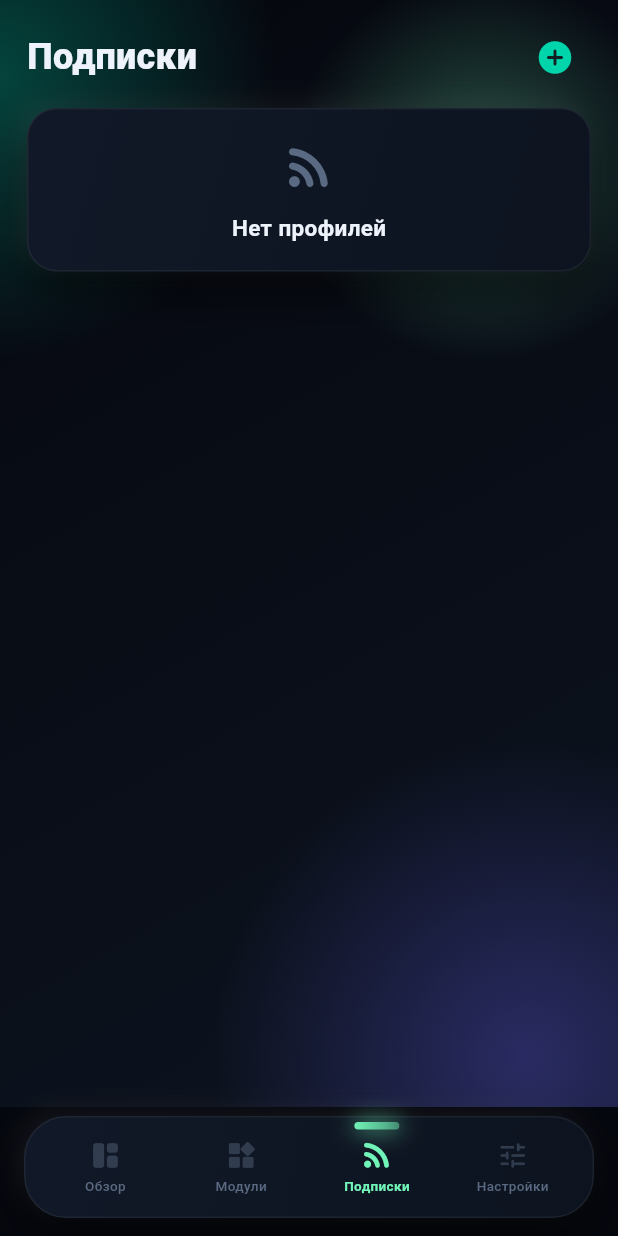
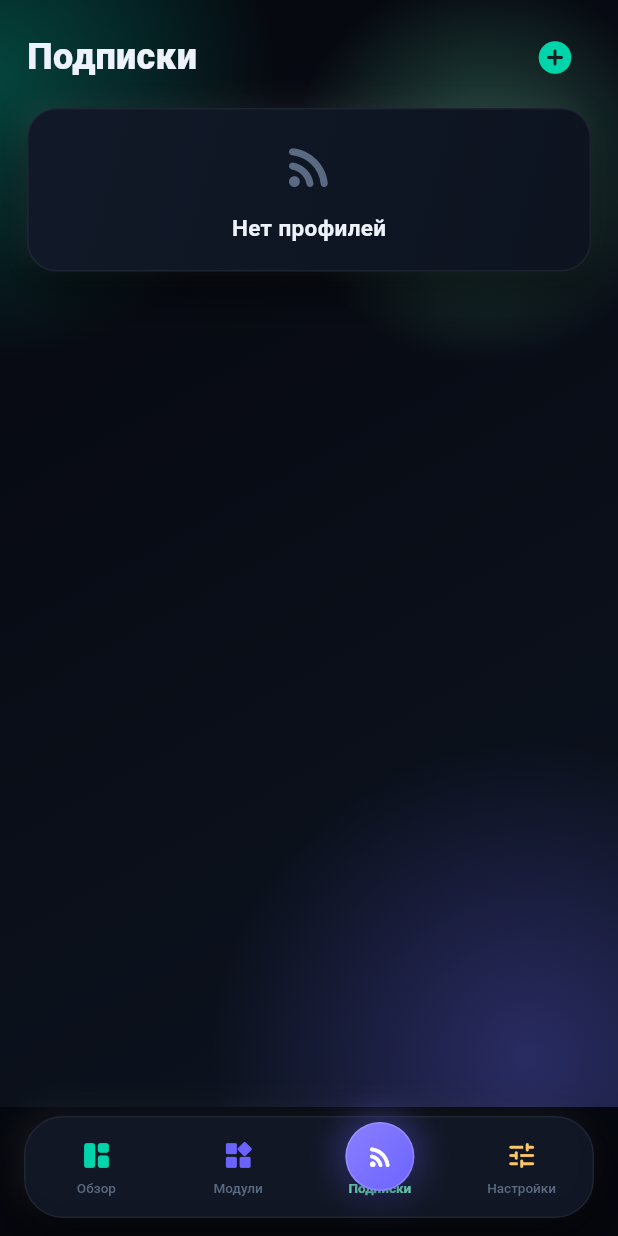
Before and after one commit to folyaken/NEXUS, a Flutter app: the screen it shows after launch, item 3 of the bottom bar chosen, on a phone screen of 412 x 824 dp. Run offline on Flutter 3.47's test engine with Material 3 defaults, Android fonts, the phone set to English and light mode, and no system bars; drawn by our look-alikes of flutter_animate; our stand-ins replace dio, file_picker, share_plus, shared_preferences, sqflite, yaml; missing offline and left inert: encrypt, mobile_scanner; accounts and stored records are empty.

Commit message:
Liquid (gooey) bottom nav: squash-slide-expand bubble with icon lift
Co-authored-by: arena-agent <297053741+arena-agent@users.noreply.github.com>

```diff
--- a/mobile/lib/widgets/liquid_nav_bar.dart
+++ b/mobile/lib/widgets/liquid_nav_bar.dart
@@ -1,7 +1,8 @@
+import 'dart:math' as math;
+
 import 'package:flutter/material.dart';
 
 import '../core/theme.dart';
-import 'neu_card.dart';
 
 /// Элемент нижней навигации.
 class LiquidNavItem {
@@ -16,12 +17,15 @@ class LiquidNavItem {
   final Color accent;
 }
 
-/// Нижняя навигация с плавающей «каплей» над активной иконкой.
+/// «Жидкая» нижняя навигация (liquid / gooey effect).
 ///
-/// - активная иконка цветная + слегка увеличена;
-/// - неактивные — серые и полупрозрачные;
-/// - «капля» плавно перемещается к новой иконке и «падает» сверху (280 мс).
-class LiquidNavBar extends StatelessWidget {
+/// Над активной иконкой — круглый пузырь с иконкой внутри. При переключении:
+///  1) пузырь сплющивается по горизонтали (scaleX 1 → 0.55);
+///  2) плавно скользит к новой иконке;
+///  3) снова становится кругом;
+///  4) иконка «поднимается» в пузырь (старая — опускается на место);
+///  5) пузырь слегка «продавливает» панель (дип по вертикали).
+class LiquidNavBar extends StatefulWidget {
   const LiquidNavBar({
     super.key,
     required this.index,
@@ -34,96 +38,237 @@ class LiquidNavBar extends StatelessWidget {
   final ValueChanged<int> onChanged;
 
   @override
+  State<LiquidNavBar> createState() => _LiquidNavBarState();
+}
+
+class _LiquidNavBarState extends State<LiquidNavBar>
+    with SingleTickerProviderStateMixin {
+  static const double _bubble = 46; // размер пузыря (круг)
+  static const double _iconCenterY = 26; // вертикальный центр иконок
+  static const double _barHeight = 68;
+
+  late final AnimationController _controller = AnimationController(
+    vsync: this,
+    duration: const Duration(milliseconds: 620),
+  );
+
+  late int _currentIndex = widget.index;
+  int _fromIndex = 0;
+  bool _animating = false;
+
+  @override
+  void didUpdateWidget(LiquidNavBar oldWidget) {
+    super.didUpdateWidget(oldWidget);
+    if (oldWidget.index != widget.index) {
+      if (widget.index != _currentIndex) {
+        _start(widget.index);
+      } else if (!_animating) {
+        setState(() => _currentIndex = widget.index);
+      }
+    }
+  }
+
+  void _onTap(int i) {
+    if (i == _currentIndex) return;
+    widget.onChanged(i);
+    _start(i);
+  }
+
+  void _start(int to) {
+    setState(() {
+      _fromIndex = _currentIndex;
+      _currentIndex = to;
+      _animating = true;
+    });
+    _controller.forward(from: 0).whenComplete(() {
+      if (mounted) setState(() => _animating = false);
+    });
+  }
+
+  @override
+  void dispose() {
+    _controller.dispose();
+    super.dispose();
+  }
+
+  // ---- фазы анимации ----
+
+  /// 1 → 0.55 (0..0.2), держится (0.2..0.8), 0.55 → 1 (0.8..1).
+  double _squash(double t) {
+    if (t < 0.2) return 1.0 - 0.45 * (t / 0.2);
+    if (t < 0.8) return 0.55;
+    return 0.55 + 0.45 * ((t - 0.8) / 0.2);
+  }
+
+  /// Скольжение по горизонтали (0.25..0.75), ease-in-out.
+  double _move(double t) {
+    if (t <= 0.25) return 0.0;
+    if (t >= 0.75) return 1.0;
+    return Curves.easeInOutCubic.transform((t - 0.25) / 0.5);
+  }
+
+  /// «Продавливание»: лёгкий дип в моменты сжатия/расширения.
+  double _press(double t) {
+    final a = math.exp(-math.pow((t - 0.22) / 0.07, 2).toDouble());
+    final b = math.exp(-math.pow((t - 0.78) / 0.07, 2).toDouble());
+    return 6.0 * (a + b);
+  }
+
+  /// Кроссфейд иконки внутри пузыря (0.42..0.58).
+  double _fade(double t) => ((t - 0.42) / 0.16).clamp(0.0, 1.0);
+
+  /// Прозрачность иконки в ряду (0 = она «в пузыре»).
+  double _rowIconOpacity(int i) {
+    if (!_animating) return i == _currentIndex ? 0.0 : 1.0;
+    final t = _controller.value;
+    if (i == _fromIndex) return (t / 0.25).clamp(0.0, 1.0);
+    if (i == _currentIndex) {
+      return (1.0 - (t - 0.75) / 0.25).clamp(0.0, 1.0);
+    }
+    return 1.0;
+  }
+
+  @override
   Widget build(BuildContext context) {
-    return NeuCard(
-      radius: 28,
-      padding: const EdgeInsets.symmetric(horizontal: 8, vertical: 8),
+    final items = widget.items;
+
+    return Container(
+      height: _barHeight,
+      decoration: BoxDecoration(
+        borderRadius: BorderRadius.circular(26),
+        color: AppColors.cardDark.withOpacity(0.85),
+        border: Border.all(color: Colors.white.withOpacity(0.06)),
+        boxShadow: Neu.shadows(depth: 14, radius: 30),
+      ),
       child: LayoutBuilder(
         builder: (context, constraints) {
           final itemWidth = constraints.maxWidth / items.length;
-          const dotWidth = 30.0;
 
-          return SizedBox(
-            height: 50,
-            child: Stack(
+          return AnimatedBuilder(
+            animation: _controller,
+            builder: (context, _) {
+              final t = _controller.value;
+              final fromX = _fromIndex * itemWidth + itemWidth / 2;
+              final toX = _currentIndex * itemWidth + itemWidth / 2;
+              final x = fromX + (toX - fromX) * _move(t);
+              final sx = _animating ? _squash(t) : 1.0;
+              final press = _animating ? _press(t) : 0.0;
+
+              return Stack(
                 clipBehavior: Clip.none,
                 children: [
-                AnimatedPositioned(
-                  duration: const Duration(milliseconds: 280),
-                  curve: Curves.easeOutCubic,
-                  left: index * itemWidth + (itemWidth - dotWidth) / 2,
-                  top: -5,
-                  child: _DropDot(
-                    key: ValueKey(index),
-                    accent: items[index].accent,
-                  ),
-                ),
                   Row(
                     children: List.generate(items.length, (i) {
                       final item = items[i];
                       return Expanded(
-                      child: _NavItem(
+                        child: _NavItemView(
                           item: item,
-                        selected: i == index,
-                        onTap: () => onChanged(i),
+                          iconOpacity: _rowIconOpacity(i),
+                          selected: i == _currentIndex,
+                          onTap: () => _onTap(i),
                         ),
                       );
                     }),
                   ),
+                  Positioned(
+                    left: x - _bubble / 2,
+                    top: _iconCenterY - _bubble / 2 + press,
+                    child: Transform.scale(
+                      scaleX: sx,
+                      scaleY: 1.0 + (1.0 - sx) * 0.5,
+                      child: _Bubble(icon: _bubbleIcon(items)),
+                    ),
+                  ),
                 ],
-            ),
+              );
+            },
           );
         },
       ),
     );
   }
+
+  Widget _bubbleIcon(List<LiquidNavItem> items) {
+    const white = Colors.white;
+    if (!_animating) {
+      return Icon(items[_currentIndex].icon, color: white, size: 20);
     }
-
-/// «Капля» над активной иконкой: появляется сверху вниз при переключении.
-class _DropDot extends StatelessWidget {
-  const _DropDot({super.key, required this.accent});
-
-  final Color accent;
-
-  @override
-  Widget build(BuildContext context) {
-    return TweenAnimationBuilder<double>(
-      tween: Tween(begin: 0, end: 1),
-      duration: const Duration(milliseconds: 280),
-      curve: Curves.easeOutCubic,
-      builder: (context, t, child) => Transform.translate(
-        offset: Offset(0, (1 - t) * -12),
-        child: Opacity(opacity: t, child: child),
+    final fade = _fade(_controller.value);
+    final oldIcon = items[_fromIndex].icon;
+    final newIcon = items[_currentIndex].icon;
+    return SizedBox(
+      width: 22,
+      height: 22,
+      child: Stack(
+        alignment: Alignment.center,
+        children: [
+          Opacity(
+            opacity: (1 - fade).clamp(0.0, 1.0),
+            child: Transform.translate(
+              offset: Offset(0, fade * 14),
+              child: Icon(oldIcon, color: white, size: 20),
             ),
-      child: Container(
-        width: 30,
-        height: 5,
-        decoration: BoxDecoration(
-          borderRadius: BorderRadius.circular(999),
-          gradient: LinearGradient(
-            colors: [accent, accent.withOpacity(0.45)],
           ),
-          boxShadow: [
-            BoxShadow(
-              color: accent.withOpacity(0.7),
-              blurRadius: 12,
-              spreadRadius: 1,
+          Opacity(
+            opacity: fade.clamp(0.0, 1.0),
+            child: Transform.translate(
+              offset: Offset(0, -(1 - fade) * 14),
+              child: Icon(newIcon, color: white, size: 20),
+            ),
           ),
         ],
-        ),
       ),
     );
   }
 }
 
-class _NavItem extends StatelessWidget {
-  const _NavItem({
+/// Круглый пузырь с мягкими краями и свечением.
+class _Bubble extends StatelessWidget {
+  const _Bubble({required this.icon});
+
+  final Widget icon;
+
+  @override
+  Widget build(BuildContext context) {
+    return Container(
+      width: _LiquidNavBarState._bubble,
+      height: _LiquidNavBarState._bubble,
+      decoration: BoxDecoration(
+        shape: BoxShape.circle,
+        gradient: const LinearGradient(
+          begin: Alignment.topLeft,
+          end: Alignment.bottomRight,
+          colors: [Color(0xFF8A7FFF), Color(0xFF6C63FF)],
+        ),
+        border: Border.all(color: Colors.white.withOpacity(0.18)),
+        boxShadow: [
+          BoxShadow(
+            color: const Color(0xFF6C63FF).withOpacity(0.55),
+            blurRadius: 20,
+            spreadRadius: 1,
+          ),
+          BoxShadow(
+            color: Colors.black.withOpacity(0.35),
+            offset: const Offset(0, 6),
+            blurRadius: 12,
+          ),
+        ],
+      ),
+      child: Center(child: icon),
+    );
+  }
+}
+
+class _NavItemView extends StatelessWidget {
+  const _NavItemView({
     required this.item,
+    required this.iconOpacity,
     required this.selected,
     required this.onTap,
   });
 
   final LiquidNavItem item;
+  final double iconOpacity;
   final bool selected;
   final VoidCallback onTap;
 
@@ -135,34 +280,26 @@ class _NavItem extends StatelessWidget {
       child: Column(
         mainAxisAlignment: MainAxisAlignment.center,
         children: [
-          AnimatedScale(
-            scale: selected ? 1.16 : 1.0,
-            duration: const Duration(milliseconds: 260),
-            curve: Curves.easeOutBack,
-            child: AnimatedOpacity(
-              opacity: selected ? 1.0 : 0.45,
-              duration: const Duration(milliseconds: 240),
-              child: TweenAnimationBuilder<double>(
-                tween: Tween(end: selected ? 1.0 : 0.0),
-                duration: const Duration(milliseconds: 240),
-                curve: Curves.easeOutCubic,
-                builder: (context, v, _) => Icon(
-                  item.icon,
-                  size: 22,
-                  color: Color.lerp(AppColors.textMuted, item.accent, v),
+          SizedBox(
+            width: 26,
+            height: 26,
+            child: Opacity(
+              opacity: iconOpacity.clamp(0.0, 1.0),
+              child: Icon(item.icon, size: 22, color: item.accent),
             ),
           ),
-            ),
-          ),
-          const SizedBox(height: 3),
-          Text(
-            item.label,
-            maxLines: 1,
-            overflow: TextOverflow.ellipsis,
+          const SizedBox(height: 4),
+          AnimatedDefaultTextStyle(
+            duration: const Duration(milliseconds: 240),
             style: TextStyle(
               fontSize: 9,
               fontWeight: selected ? FontWeight.w700 : FontWeight.w500,
               color: selected ? item.accent : AppColors.textMuted,
+            ),
+            child: Text(
+              item.label,
+              maxLines: 1,
+              overflow: TextOverflow.ellipsis,
             ),
           ),
         ],
```
Also changed, not shown: 1 other file. Lines whose indentation alone changed are shown as unchanged.
